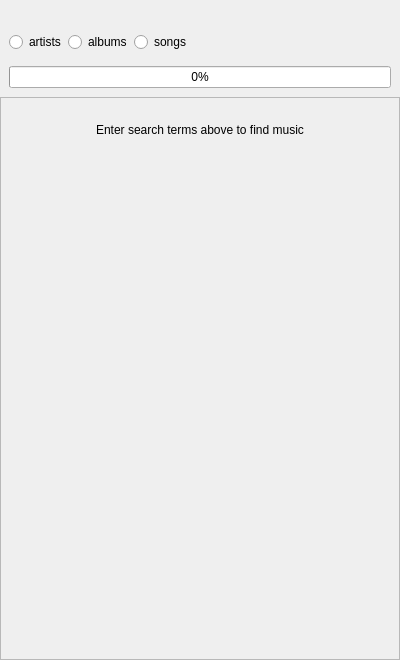
The window that src/internet/internetsearchview.ui (strawberrymusicplayer/strawberry) describes before a commit, drawn with Qt 5.
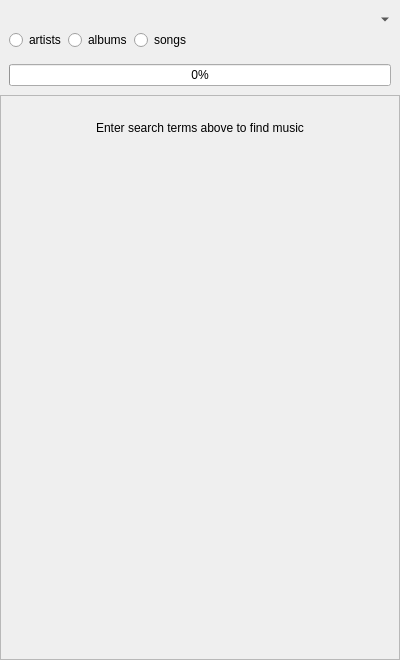
The same window after the commit. Custom widgets are drawn as their Qt base class.

Commit message:
Fix padding on toolbuttons with menu button popup
Fixes #795

The edit to the form file:
```diff
--- a/src/internet/internetsearchview.ui
+++ b/src/internet/internetsearchview.ui
@@ -54,6 +54,12 @@
               <height>0</height>
              </size>
             </property>
+            <property name="styleSheet">
+             <string notr="true">QToolButton, QToolButton:hover, QToolButton:pressed {
+  padding-right: 16px;
+}
+</string>
+            </property>
             <property name="iconSize">
              <size>
               <width>16</width>
@@ -61,7 +67,7 @@
              </size>
             </property>
             <property name="popupMode">
-             <enum>QToolButton::InstantPopup</enum>
+             <enum>QToolButton::MenuButtonPopup</enum>
             </property>
             <property name="autoRaise">
              <bool>true</bool>
@@ -231,7 +237,7 @@
             <x>0</x>
             <y>0</y>
             <width>398</width>
-            <height>518</height>
+            <height>520</height>
            </rect>
           </property>
           <layout class="QVBoxLayout" name="verticalLayout_5">
```
The commit also changes 4 other files.
